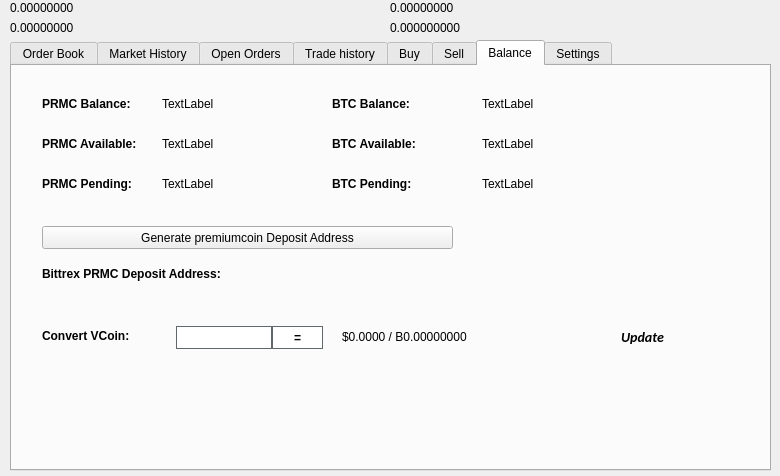
First picture: the form in src/qt/forms/tradingdialog.ui, repository Micenas/antimony, before the edit.
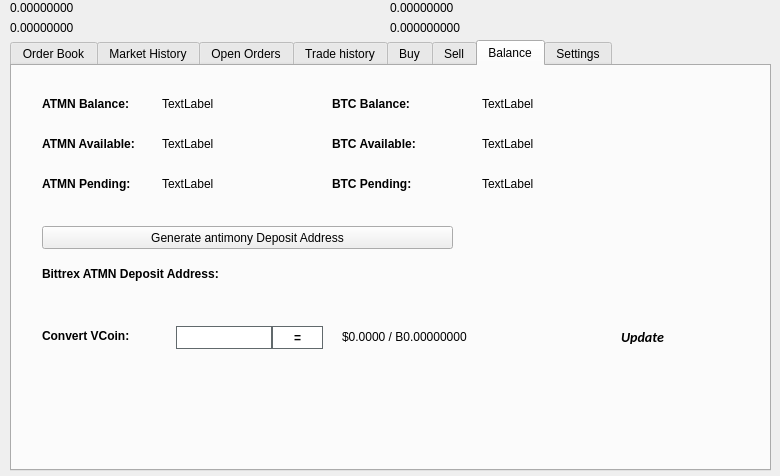
Second picture: the form after the edit. The open tabs and pages were chosen to show the change. Icons and pictures are not drawn.

What changed in the file:
```diff
--- a/src/qt/forms/tradingdialog.ui
+++ b/src/qt/forms/tradingdialog.ui
@@ -2762,7 +2762,7 @@
       </font>
      </property>
      <property name="text">
-      <string>PRMC Balance:</string>
+      <string>ATMN Balance:</string>
      </property>
     </widget>
     <widget class="QLabel" name="label_12">
@@ -2813,7 +2813,7 @@
       </font>
      </property>
      <property name="text">
-      <string>PRMC Available:</string>
+      <string>ATMN Available:</string>
      </property>
     </widget>
     <widget class="QLabel" name="label_14">
@@ -2832,7 +2832,7 @@
       </font>
      </property>
      <property name="text">
-      <string>PRMC Pending:</string>
+      <string>ATMN Pending:</string>
      </property>
     </widget>
     <widget class="QLabel" name="ENZPendingLabel">
@@ -2928,7 +2928,7 @@
       </font>
      </property>
      <property name="text">
-      <string>Bittrex PRMC Deposit Address:</string>
+      <string>Bittrex ATMN Deposit Address:</string>
      </property>
     </widget>
     <widget class="QPushButton" name="GenDepositBTN">
@@ -2941,7 +2941,7 @@
       </rect>
      </property>
      <property name="text">
-      <string>Generate premiumcoin Deposit Address</string>
+      <string>Generate antimony Deposit Address</string>
      </property>
      <property name="icon">
       <iconset resource="../premiumcoin.qrc">
```
Left out of the diff: 26 changed lines with no effect on the pictures.
